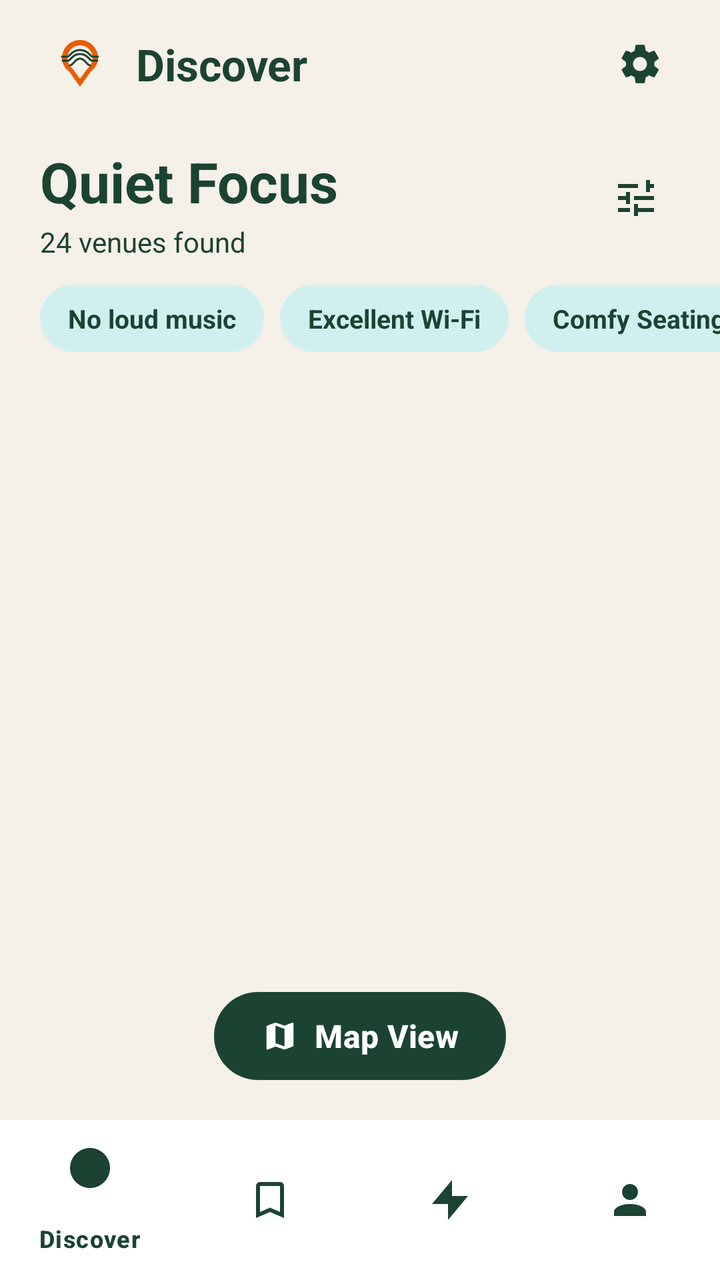
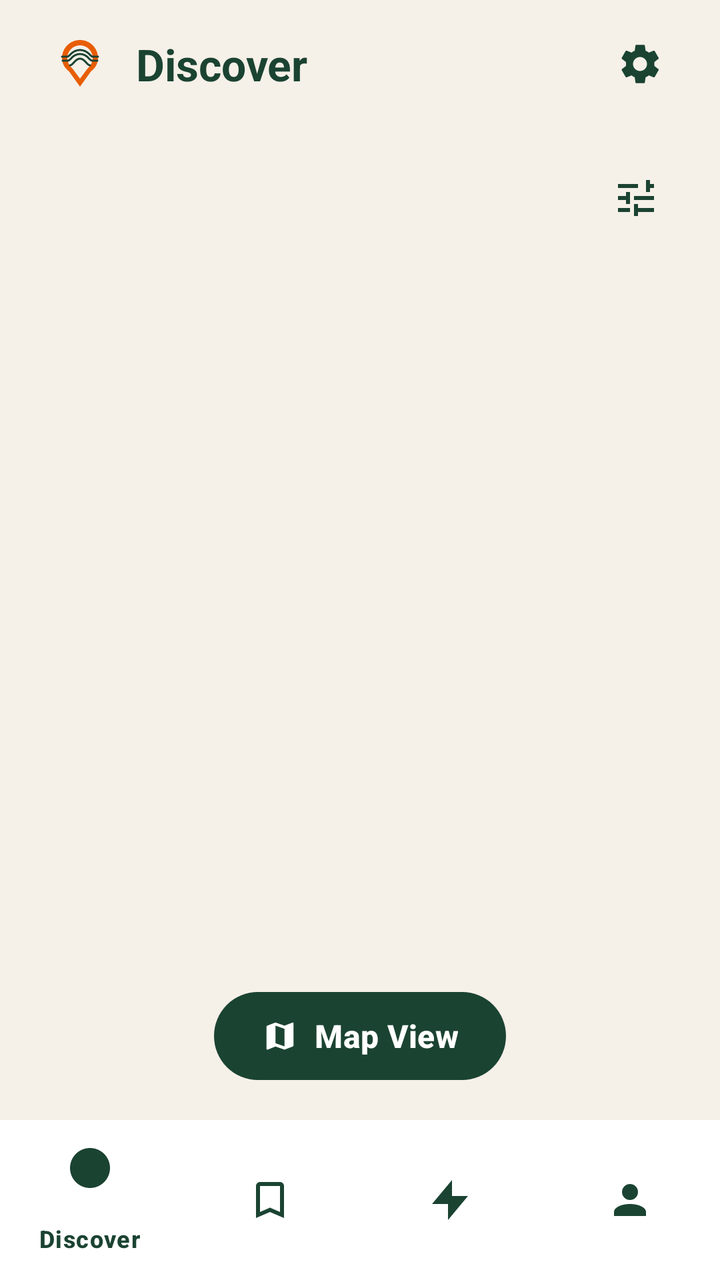

Compare the two renders of this Android layout. The source of the first and the diff that turns it into the second are given below.
<!-- AndroidManifest.xml: application theme Theme.Vibe -->
<!-- res/layout/activity_results.xml -->
<?xml version="1.0" encoding="utf-8"?>
<LinearLayout xmlns:android="http://schemas.android.com/apk/res/android"
    xmlns:app="http://schemas.android.com/apk/res-auto"
    android:layout_width="match_parent"
    android:layout_height="match_parent"
    android:background="@color/vibe_cream"
    android:orientation="vertical">

    <com.google.android.material.appbar.AppBarLayout
        android:id="@+id/appBarLayout"
        android:layout_width="match_parent"
        android:layout_height="wrap_content"
        android:background="@color/vibe_cream"
        app:elevation="0dp">

        
        <LinearLayout
            android:id="@+id/headerLayout"
            android:layout_width="match_parent"
            android:layout_height="?attr/actionBarSize"
            android:gravity="center_vertical"
            android:orientation="horizontal"
            android:paddingHorizontal="20dp">

            <ImageButton
                android:id="@+id/backButton"
                android:layout_width="40dp"
                android:layout_height="40dp"
                android:background="?attr/selectableItemBackgroundBorderless"
                android:contentDescription="@string/app_name"
                android:src="@drawable/ic_vibe_logo_small" />

            <TextView
                android:layout_width="0dp"
                android:layout_height="wrap_content"
                android:layout_weight="1"
                android:layout_marginStart="8dp"
                android:text="Discover"
                android:textColor="@color/vibe_green"
                android:textSize="22sp"
                android:textStyle="bold" />

            <ImageButton
                android:id="@+id/settingsButton"
                android:layout_width="40dp"
                android:layout_height="40dp"
                android:background="?attr/selectableItemBackgroundBorderless"
                android:contentDescription="@string/nav_settings"
                android:src="@drawable/ic_settings"
                app:tint="@color/vibe_green" />
        </LinearLayout>

        
        <RelativeLayout
            android:layout_width="match_parent"
            android:layout_height="wrap_content"
            android:paddingHorizontal="20dp"
            android:paddingTop="8dp"
            android:paddingBottom="4dp">

            <LinearLayout
                android:layout_width="wrap_content"
                android:layout_height="wrap_content"
                android:layout_alignParentStart="true"
                android:orientation="vertical">

                <TextView
                    android:id="@+id/moodTitleTextView"
                    android:layout_width="wrap_content"
                    android:layout_height="wrap_content"
                    android:text="Quiet Focus"
                    android:textColor="@color/vibe_green"
                    android:textSize="28sp"
                    android:textStyle="bold" />

                <TextView
                    android:id="@+id/venueCountTextView"
                    android:layout_width="wrap_content"
                    android:layout_height="wrap_content"
                    android:layout_marginTop="2dp"
                    android:text="24 venues found"
                    android:textColor="@color/vibe_green"
                    android:textSize="14sp" />
            </LinearLayout>

            <ImageButton
                android:id="@+id/filterButton"
                android:layout_width="44dp"
                android:layout_height="44dp"
                android:layout_alignParentEnd="true"
                android:layout_centerVertical="true"
                android:background="?attr/selectableItemBackgroundBorderless"
                android:contentDescription="Filter"
                android:src="@drawable/ic_filter_tune" />
        </RelativeLayout>

        
        <HorizontalScrollView
            android:layout_width="match_parent"
            android:layout_height="wrap_content"
            android:clipToPadding="false"
            android:paddingHorizontal="20dp"
            android:paddingVertical="8dp"
            android:scrollbars="none">

            <LinearLayout
                android:layout_width="wrap_content"
                android:layout_height="wrap_content"
                android:orientation="horizontal">

                <TextView
                    android:layout_width="wrap_content"
                    android:layout_height="wrap_content"
                    android:background="@drawable/bg_chip_light"
                    android:paddingHorizontal="14dp"
                    android:paddingVertical="8dp"
                    android:text="No loud music"
                    android:textColor="@color/vibe_green"
                    android:textSize="13sp"
                    android:textStyle="bold" />

                <TextView
                    android:layout_width="wrap_content"
                    android:layout_height="wrap_content"
                    android:layout_marginStart="8dp"
                    android:background="@drawable/bg_chip_light"
                    android:paddingHorizontal="14dp"
                    android:paddingVertical="8dp"
                    android:text="Excellent Wi-Fi"
                    android:textColor="@color/vibe_green"
                    android:textSize="13sp"
                    android:textStyle="bold" />

                <TextView
                    android:layout_width="wrap_content"
                    android:layout_height="wrap_content"
                    android:layout_marginStart="8dp"
                    android:background="@drawable/bg_chip_light"
                    android:paddingHorizontal="14dp"
                    android:paddingVertical="8dp"
                    android:text="Comfy Seating"
                    android:textColor="@color/vibe_green"
                    android:textSize="13sp"
                    android:textStyle="bold" />
            </LinearLayout>
        </HorizontalScrollView>

    </com.google.android.material.appbar.AppBarLayout>

    
    <FrameLayout
        android:layout_width="match_parent"
        android:layout_height="0dp"
        android:layout_weight="1">

        <androidx.recyclerview.widget.RecyclerView
            android:id="@+id/recyclerView"
            android:layout_width="match_parent"
            android:layout_height="match_parent"
            android:clipToPadding="false"
            android:paddingVertical="8dp" />

        <ProgressBar
            android:id="@+id/progressBar"
            android:layout_width="wrap_content"
            android:layout_height="wrap_content"
            android:layout_gravity="center"
            android:indeterminateTint="@color/vibe_orange"
            android:visibility="gone" />

        <LinearLayout
            android:id="@+id/emptyLayout"
            android:layout_width="match_parent"
            android:layout_height="wrap_content"
            android:layout_gravity="center"
            android:gravity="center"
            android:orientation="vertical"
            android:padding="24dp"
            android:visibility="gone">

            <TextView
                android:id="@+id/emptyTextView"
                android:layout_width="wrap_content"
                android:layout_height="wrap_content"
                android:textAlignment="center"
                android:textColor="@color/vibe_green"
                android:textSize="16sp" />
        </LinearLayout>

        <LinearLayout
            android:id="@+id/errorLayout"
            android:layout_width="match_parent"
            android:layout_height="wrap_content"
            android:layout_gravity="center"
            android:gravity="center"
            android:orientation="vertical"
            android:padding="24dp"
            android:visibility="gone">

            <TextView
                android:id="@+id/errorTextView"
                android:layout_width="wrap_content"
                android:layout_height="wrap_content"
                android:text="@string/results_error"
                android:textAlignment="center"
                android:textColor="@color/vibe_green"
                android:textSize="16sp" />

            <com.google.android.material.button.MaterialButton
                android:id="@+id/retryButton"
                style="@style/Widget.Vibe.Button.Primary"
                android:layout_width="wrap_content"
                android:layout_height="wrap_content"
                android:layout_marginTop="16dp"
                android:text="@string/try_again" />
        </LinearLayout>

        
        <com.google.android.material.button.MaterialButton
            android:id="@+id/mapViewButton"
            style="@style/Widget.Vibe.Button.Primary"
            android:layout_width="wrap_content"
            android:layout_height="wrap_content"
            android:layout_gravity="bottom|center_horizontal"
            android:layout_marginBottom="16dp"
            android:elevation="6dp"
            android:paddingHorizontal="24dp"
            android:text="Map View"
            app:icon="@drawable/ic_map_button"
            app:iconGravity="start" />

    </FrameLayout>

    
    <com.google.android.material.bottomnavigation.BottomNavigationView
        android:id="@+id/bottomNavigationView"
        android:layout_width="match_parent"
        android:layout_height="wrap_content"
        android:background="@color/white"
        app:itemIconTint="@color/vibe_green"
        app:itemTextColor="@color/vibe_green"
        app:menu="@menu/menu_bottom_nav" />

</LinearLayout>
<!-- resources referenced by this layout -->
<resources>
  <color name="vibe_cream">#F5F0E8</color>
  <color name="vibe_green">#1B4332</color>
  <color name="vibe_orange">#E85D04</color>
  <color name="white">#FFFFFF</color>
  <!-- drawable bg_chip_light (drawable) -->
  <?xml version="1.0" encoding="utf-8"?>
  <shape xmlns:android="http://schemas.android.com/apk/res/android"
      android:shape="rectangle">
      <solid android:color="#D0F0F0" />
      <corners android:radius="20dp" />
  </shape>
  <!-- drawable ic_filter_tune (drawable) -->
  <?xml version="1.0" encoding="utf-8"?>
  <vector xmlns:android="http://schemas.android.com/apk/res/android"
      android:width="24dp"
      android:height="24dp"
      android:viewportWidth="24"
      android:viewportHeight="24">
      <path
          android:fillColor="#1B4332"
          android:pathData="M3,17V19H9V17H3ZM3,5V7H13V5H3ZM13,21V19H21V17H13V15H11V21H13ZM7,9V11H3V13H7V15H9V9H7ZM21,13V11H11V13H21ZM17,9H19V7H21V5H19V3H17V9Z" />
  </vector>
  <!-- drawable ic_map_button (drawable) -->
  <?xml version="1.0" encoding="utf-8"?>
  <vector xmlns:android="http://schemas.android.com/apk/res/android"
      android:width="20dp"
      android:height="20dp"
      android:viewportWidth="24"
      android:viewportHeight="24">
      <path
          android:fillColor="#FFFFFF"
          android:pathData="M20.5,3L15,5.1L9,3L3.5,5.1C3.2,5.2 3,5.5 3,5.8V20.5C3,20.9 3.4,21.2 3.8,21.1L9,19L15,21.1L20.5,19C20.8,18.9 21,18.6 21,18.3V3.6C21,3.2 20.6,2.9 20.2,3L20.5,3ZM15,18.9L9,16.8V5.1L15,7.2V18.9Z" />
  </vector>
  <string name="app_name" translatable="false">Vibe</string>
  <string name="nav_settings">Settings</string>
  <string name="results_error">Couldn\'t load spaces. Check your connection.</string>
  <string name="try_again">Try again</string>
  <style name="Widget.Vibe.Button.Primary" parent="Widget.Material3.Button">
          <item name="backgroundTint">@color/vibe_green</item>
          <item name="android:textColor">@color/white</item>
          <item name="android:textSize">16sp</item>
          <item name="android:textStyle">bold</item>
          <item name="cornerRadius">24dp</item>
          <item name="android:minHeight">52dp</item>
      </style>
  <style name="Theme.Vibe" parent="Base.Theme.Vibe" />
  <style name="Base.Theme.Vibe" parent="Theme.Material3.Light.NoActionBar">
          <item name="colorPrimary">@color/vibe_green</item>
          <item name="colorOnPrimary">@color/white</item>
          <item name="colorSecondary">@color/vibe_orange</item>
          <item name="android:colorBackground">@color/vibe_cream</item>
          <item name="colorSurface">@color/vibe_cream</item>
          <item name="colorError">@color/vibe_error</item>
  
          <item name="android:statusBarColor">@android:color/transparent</item>
          <item name="android:windowLightStatusBar">true</item>
  
          <item name="textInputStyle">@style/Widget.Material3.TextInputLayout.OutlinedBox</item>
      </style>
  <color name="vibe_error">#B3261E</color>
  <!-- unchanged entries left out for length: 2 -->
</resources>

<!-- the commit's change to res/layout/activity_results.xml (unified diff, before → after) -->
@@ -35,7 +35,7 @@
                 android:layout_height="wrap_content"
                 android:layout_weight="1"
                 android:layout_marginStart="8dp"
-                android:text="Discover"
+                android:text="@string/nav_discover"
                 android:textColor="@color/vibe_green"
                 android:textSize="22sp"
                 android:textStyle="bold" />
@@ -68,7 +68,6 @@
                     android:id="@+id/moodTitleTextView"
                     android:layout_width="wrap_content"
                     android:layout_height="wrap_content"
-                    android:text="Quiet Focus"
                     android:textColor="@color/vibe_green"
                     android:textSize="28sp"
                     android:textStyle="bold" />
@@ -78,7 +77,6 @@
                     android:layout_width="wrap_content"
                     android:layout_height="wrap_content"
                     android:layout_marginTop="2dp"
-                    android:text="24 venues found"
                     android:textColor="@color/vibe_green"
                     android:textSize="14sp" />
             </LinearLayout>
@@ -90,7 +88,7 @@
                 android:layout_alignParentEnd="true"
                 android:layout_centerVertical="true"
                 android:background="?attr/selectableItemBackgroundBorderless"
-                android:contentDescription="Filter"
+                android:contentDescription="@string/filter_description"
                 android:src="@drawable/ic_filter_tune" />
         </RelativeLayout>
 
@@ -104,45 +102,10 @@
             android:scrollbars="none">
 
             <LinearLayout
-                android:layout_width="wrap_content"
-                android:layout_height="wrap_content"
-                android:orientation="horizontal">
-
-                <TextView
-                    android:layout_width="wrap_content"
-                    android:layout_height="wrap_content"
-                    android:background="@drawable/bg_chip_light"
-                    android:paddingHorizontal="14dp"
-                    android:paddingVertical="8dp"
-                    android:text="No loud music"
-                    android:textColor="@color/vibe_green"
-                    android:textSize="13sp"
-                    android:textStyle="bold" />
-
-                <TextView
-                    android:layout_width="wrap_content"
-                    android:layout_height="wrap_content"
-                    android:layout_marginStart="8dp"
-                    android:background="@drawable/bg_chip_light"
-                    android:paddingHorizontal="14dp"
-                    android:paddingVertical="8dp"
-                    android:text="Excellent Wi-Fi"
-                    android:textColor="@color/vibe_green"
-                    android:textSize="13sp"
-                    android:textStyle="bold" />
-
-                <TextView
-                    android:layout_width="wrap_content"
-                    android:layout_height="wrap_content"
-                    android:layout_marginStart="8dp"
-                    android:background="@drawable/bg_chip_light"
-                    android:paddingHorizontal="14dp"
-                    android:paddingVertical="8dp"
-                    android:text="Comfy Seating"
-                    android:textColor="@color/vibe_green"
-                    android:textSize="13sp"
-                    android:textStyle="bold" />
-            </LinearLayout>
+                android:id="@+id/subTagsContainer"
+                android:layout_width="wrap_content"
+                android:layout_height="wrap_content"
+                android:orientation="horizontal" />
         </HorizontalScrollView>
 
     </com.google.android.material.appbar.AppBarLayout>
@@ -225,7 +188,7 @@
             android:layout_marginBottom="16dp"
             android:elevation="6dp"
             android:paddingHorizontal="24dp"
-            android:text="Map View"
+            android:text="@string/map_view"
             app:icon="@drawable/ic_map_button"
             app:iconGravity="start" />
 
<!-- resource entries referenced after the edit -->
@@ -4,13 +4,6 @@
   <color name="vibe_green">#1B4332</color>
   <color name="vibe_orange">#E85D04</color>
   <color name="white">#FFFFFF</color>
-  <!-- drawable bg_chip_light (drawable) -->
-  <?xml version="1.0" encoding="utf-8"?>
-  <shape xmlns:android="http://schemas.android.com/apk/res/android"
-      android:shape="rectangle">
-      <solid android:color="#D0F0F0" />
-      <corners android:radius="20dp" />
-  </shape>
   <!-- drawable ic_filter_tune (drawable) -->
   <?xml version="1.0" encoding="utf-8"?>
   <vector xmlns:android="http://schemas.android.com/apk/res/android"
@@ -34,6 +27,9 @@
           android:pathData="M20.5,3L15,5.1L9,3L3.5,5.1C3.2,5.2 3,5.5 3,5.8V20.5C3,20.9 3.4,21.2 3.8,21.1L9,19L15,21.1L20.5,19C20.8,18.9 21,18.6 21,18.3V3.6C21,3.2 20.6,2.9 20.2,3L20.5,3ZM15,18.9L9,16.8V5.1L15,7.2V18.9Z" />
   </vector>
   <string name="app_name" translatable="false">Vibe</string>
+  <string name="filter_description">Filter</string>
+  <string name="map_view">Map View</string>
+  <string name="nav_discover">Discover</string>
   <string name="nav_settings">Settings</string>
   <string name="results_error">Couldn\'t load spaces. Check your connection.</string>
   <string name="try_again">Try again</string>
